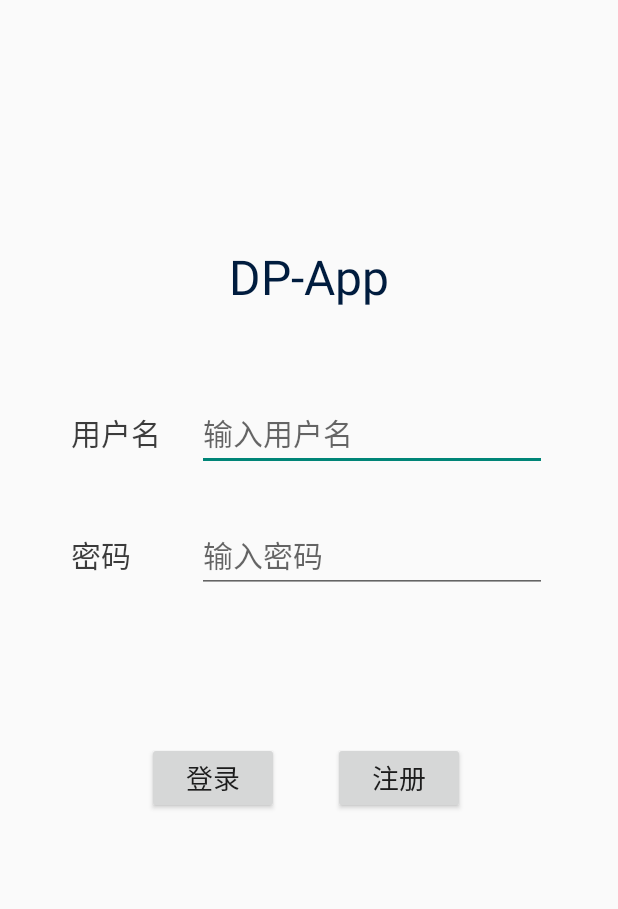
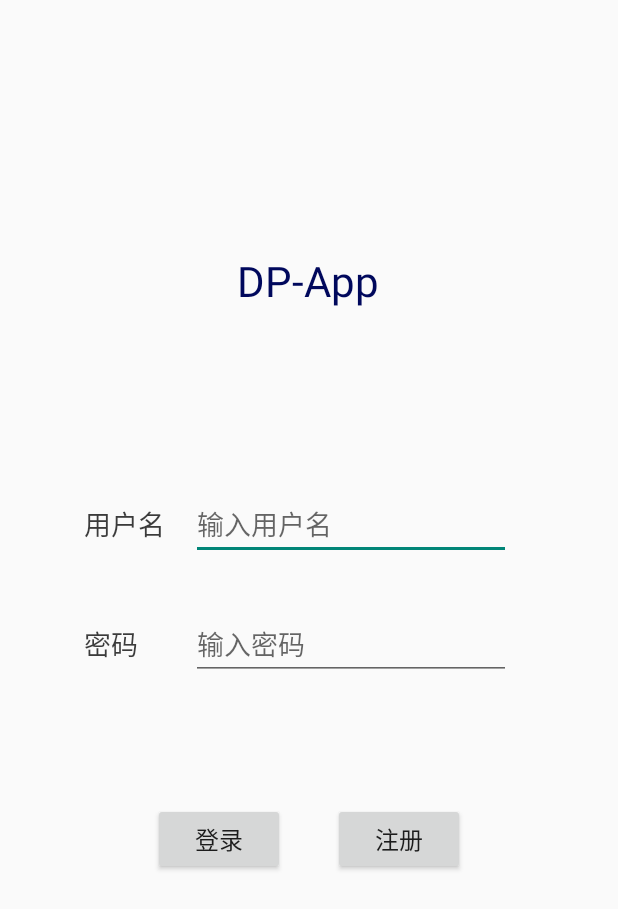
Before and after one commit to dcyz/dpapp-demo, an Android app: the screen it shows after launch (SignInActivity), on a phone screen of 412 x 824 dp. Shown: the top 909 px of the screen. Run offline under Robolectric (Android 15) with nearby library versions, the phone set to English and light mode, and no system bars; pictures from the network do not load.

Commit message:
修复了activity_signin.xml的小bug

```diff
--- a/app/src/main/AndroidManifest.xml
+++ b/app/src/main/AndroidManifest.xml
@@ -1,14 +1,11 @@
 <?xml version="1.0" encoding="utf-8"?>
 <manifest xmlns:android="http://schemas.android.com/apk/res/android"
     package="dcyz.dpapp">
-    <!-- 开启网络访问权限 -->
     <uses-permission android:name="android.permission.ACCESS_COARSE_LOCATION" />
     <uses-permission android:name="android.permission.ACCESS_FINE_LOCATION" />
     <uses-permission android:name="android.permission.INTERNET" /> <!-- 允许访问网络状态的权限 -->
     <uses-permission android:name="android.permission.ACCESS_NETWORK_STATE" /> <!-- 允许访问wifi状态的权限 -->
     <uses-permission android:name="android.permission.ACCESS_WIFI_STATE" /> <!-- 允许修改网络状态的权限 -->
-    <uses-permission android:name="android.permission.CHANGE_NETWORK_STATE" /> <!-- 允许修改wifi状态的权限 -->
-    <uses-permission android:name="android.permission.CHANGE_WIFI_STATE" />
 
     <application
         android:icon="@mipmap/ic_launcher_mine"
--- a/app/src/main/res/layout/activity_signin.xml
+++ b/app/src/main/res/layout/activity_signin.xml
@@ -6,17 +6,87 @@
     android:layout_height="match_parent"
     tools:context=".SignInActivity">
 
+
     <TextView
-        android:id="@+id/textTitle"
+        android:id="@+id/textView"
         android:layout_width="wrap_content"
         android:layout_height="wrap_content"
         android:text="@string/appName"
-        android:textColor="#001C3E"
-        android:textSize="32sp"
+        android:textColor="#00085C"
+        android:textSize="28sp"
         app:layout_constraintBottom_toTopOf="@+id/guideline4"
-        app:layout_constraintEnd_toStartOf="@+id/guideline3"
-        app:layout_constraintHorizontal_bias="0.517"
-        app:layout_constraintStart_toStartOf="@+id/guideline3" />
+        app:layout_constraintEnd_toEndOf="parent"
+        app:layout_constraintHorizontal_bias="0.498"
+        app:layout_constraintStart_toStartOf="parent" />
+
+    <LinearLayout
+        android:layout_width="0dp"
+        android:layout_height="wrap_content"
+        android:layout_marginBottom="32dp"
+        android:gravity="center"
+        android:orientation="horizontal"
+        app:layout_constraintBottom_toTopOf="@+id/linearLayout"
+        app:layout_constraintEnd_toEndOf="parent"
+        app:layout_constraintHorizontal_bias="0.0"
+        app:layout_constraintStart_toStartOf="parent">
+
+        <TextView
+            android:id="@+id/textName"
+            android:layout_width="56dp"
+            android:layout_height="wrap_content"
+            android:text="@string/textName"
+            android:textColor="#C3000000"
+            android:textSize="18sp" />
+
+        <EditText
+            android:id="@+id/editName"
+            android:layout_width="wrap_content"
+            android:layout_height="48dp"
+            android:layout_marginHorizontal="15dp"
+            android:ems="10"
+            android:hint="@string/editName"
+            android:inputType="textPersonName" />
+    </LinearLayout>
+
+    <LinearLayout
+        android:id="@+id/linearLayout"
+        android:layout_width="0dp"
+        android:layout_height="wrap_content"
+        android:gravity="center"
+        android:orientation="horizontal"
+        app:layout_constraintBottom_toTopOf="@+id/guideline5"
+        app:layout_constraintEnd_toEndOf="parent"
+        app:layout_constraintStart_toStartOf="parent">
+
+        <TextView
+            android:id="@+id/textPasswd"
+            android:layout_width="56dp"
+            android:layout_height="wrap_content"
+            android:text="@string/textPasswd"
+            android:textColor="#C3000000"
+            android:textSize="18sp" />
+
+        <EditText
+            android:id="@+id/editPasswd"
+            android:layout_width="wrap_content"
+            android:layout_height="48dp"
+            android:layout_marginHorizontal="15dp"
+            android:ems="10"
+            android:hint="@string/editPasswd"
+            android:inputType="textPassword" />
+
+    </LinearLayout>
+
+    <Button
+        android:id="@+id/buttonSignIn"
+        android:layout_width="wrap_content"
+        android:layout_height="wrap_content"
+        android:layout_marginEnd="16dp"
+        android:onClick="onClickSignIn"
+        android:text="@string/textSignIn"
+        android:textSize="16sp"
+        app:layout_constraintEnd_toStartOf="@+id/guideline7"
+        app:layout_constraintTop_toTopOf="@+id/guideline6" />
 
     <Button
         android:id="@+id/buttonSignUp"
@@ -25,93 +95,9 @@
         android:layout_marginStart="16dp"
         android:onClick="onClickSignUp"
         android:text="@string/textSignUp"
-        android:textSize="18sp"
-        app:layout_constraintStart_toStartOf="@+id/guideline3"
+        android:textSize="16sp"
+        app:layout_constraintStart_toStartOf="@+id/guideline7"
         app:layout_constraintTop_toTopOf="@+id/guideline6" />
-
-    <Button
-        android:id="@+id/buttonSignIn"
-        android:layout_width="wrap_content"
-        android:layout_height="wrap_content"
-        android:layout_marginEnd="20dp"
-        android:onClick="onClickSignIn"
-        android:text="@string/textSignIn"
-        android:textSize="18sp"
-        app:layout_constraintBottom_toBottomOf="@+id/buttonSignUp"
-        app:layout_constraintEnd_toStartOf="@+id/guideline3"
-        app:layout_constraintTop_toTopOf="@+id/guideline6" />
-
-    <androidx.constraintlayout.widget.Guideline
-        android:id="@+id/guideline3"
-        android:layout_width="wrap_content"
-        android:layout_height="wrap_content"
-        android:orientation="vertical"
-        app:layout_constraintGuide_percent="0.5" />
-
-    <LinearLayout
-        android:id="@+id/linearLayout"
-        android:layout_width="0dp"
-        android:layout_height="wrap_content"
-        android:layout_marginBottom="15dp"
-        android:gravity="center_horizontal|center_vertical"
-        android:orientation="horizontal"
-        app:layout_constraintBottom_toTopOf="@+id/guideline5"
-        app:layout_constraintEnd_toEndOf="parent"
-        app:layout_constraintHorizontal_bias="0.0"
-        app:layout_constraintStart_toStartOf="parent">
-
-        <TextView
-            android:id="@+id/textName"
-            android:layout_width="64dp"
-            android:layout_height="wrap_content"
-            android:layout_marginEnd="10dp"
-            android:text="@string/textName"
-            android:textColor="#C3000000"
-            android:textSize="20sp" />
-
-        <EditText
-            android:id="@+id/editName"
-            android:layout_width="wrap_content"
-            android:layout_height="wrap_content"
-            android:layout_marginStart="10dp"
-            android:ems="10"
-            android:hint="@string/editName"
-            android:inputType="textPersonName"
-            android:textSize="20sp"
-            android:autofillHints="" />
-    </LinearLayout>
-
-    <LinearLayout
-        android:layout_width="0dp"
-        android:layout_height="wrap_content"
-        android:layout_marginTop="15dp"
-        android:gravity="center_horizontal|center_vertical"
-        android:orientation="horizontal"
-        app:layout_constraintEnd_toEndOf="parent"
-        app:layout_constraintHorizontal_bias="0.0"
-        app:layout_constraintStart_toStartOf="parent"
-        app:layout_constraintTop_toTopOf="@+id/guideline5">
-
-        <TextView
-            android:id="@+id/textPasswd"
-            android:layout_width="64dp"
-            android:layout_height="wrap_content"
-            android:layout_marginEnd="10dp"
-            android:text="@string/textPasswd"
-            android:textColor="#C3000000"
-            android:textSize="20sp" />
-
-        <EditText
-            android:id="@+id/editPasswd"
-            android:layout_width="wrap_content"
-            android:layout_height="wrap_content"
-            android:layout_marginStart="10dp"
-            android:ems="10"
-            android:hint="@string/editPasswd"
-            android:inputType="textPersonName"
-            android:textSize="20sp"
-            android:autofillHints="" />
-    </LinearLayout>
 
     <androidx.constraintlayout.widget.Guideline
         android:id="@+id/guideline4"
@@ -125,13 +111,20 @@
         android:layout_width="wrap_content"
         android:layout_height="wrap_content"
         android:orientation="horizontal"
-        app:layout_constraintGuide_percent="0.4" />
+        app:layout_constraintGuide_percent="0.55" />
 
     <androidx.constraintlayout.widget.Guideline
         android:id="@+id/guideline6"
         android:layout_width="wrap_content"
         android:layout_height="wrap_content"
         android:orientation="horizontal"
-        app:layout_constraintGuide_percent="0.6" />
+        app:layout_constraintGuide_percent="0.65" />
+
+    <androidx.constraintlayout.widget.Guideline
+        android:id="@+id/guideline7"
+        android:layout_width="wrap_content"
+        android:layout_height="wrap_content"
+        android:orientation="vertical"
+        app:layout_constraintGuide_percent="0.5" />
 
 </androidx.constraintlayout.widget.ConstraintLayout>
--- a/app/src/main/res/values/strings.xml
+++ b/app/src/main/res/values/strings.xml
@@ -11,4 +11,5 @@
     <string name="editName">输入用户名</string>
     <string name="textPasswd">密码</string>
     <string name="editPasswd">输入密码</string>
+    <string name="app_description">DP-App\n位置隐私保护程序</string>
 </resources>
```
